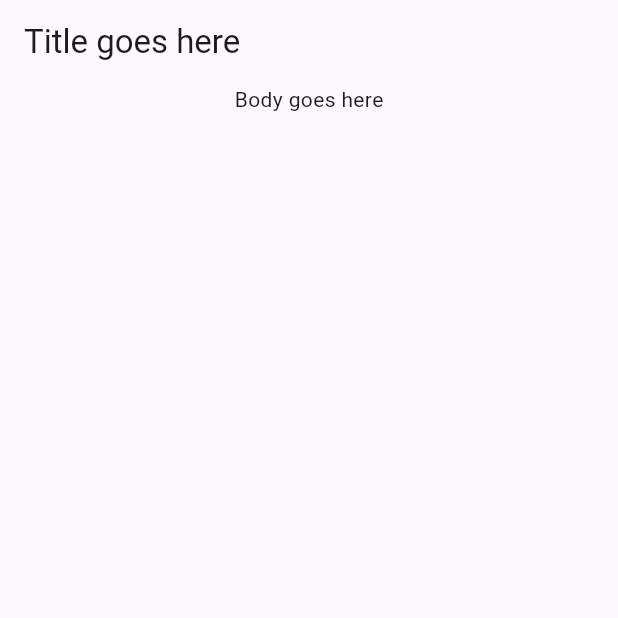
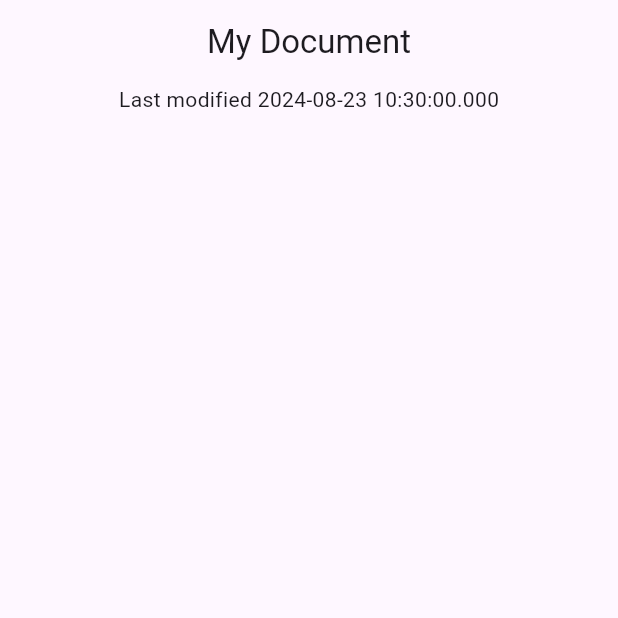
Before and after one commit to cart0909/namer_app, a Flutter app: the screen it shows after launch, on a phone screen of 412 x 824 dp, the top half of it. Run offline on Flutter 3.47's test engine with Material 3 defaults, Android fonts, the phone set to English and light mode, and no system bars.

Commit message:
Create and return records

```diff
--- a/lib/data.dart
+++ b/lib/data.dart
@@ -3,6 +3,13 @@ import 'dart:convert';
 class Document {
   final Map<String, Object?> _json;
   Document() : _json = jsonDecode(documentJson);
+
+  (String, {DateTime modified}) get metadata {
+    const title = 'My Document';
+    final now = DateTime.now();
+
+    return (title, modified: now);
+  }
 }
 
 const documentJson = '''
--- a/lib/main.dart
+++ b/lib/main.dart
@@ -30,14 +30,19 @@ class DocumentScreen extends StatelessWidget {
 
   @override
   Widget build(BuildContext context) {
+    final metadataRecord = document.metadata;
+
     return Scaffold(
       appBar: AppBar(
-        title: const Text('Title goes here'),
+        title: Text(metadataRecord.$1),
+        centerTitle: true,
       ),
-      body: const Column(
+      body: Column(
         children: [
           Center(
-            child: Text('Body goes here'),
+            child: Text(
+              'Last modified ${metadataRecord.modified}',
+            ),
           ),
         ],
       ),
```
